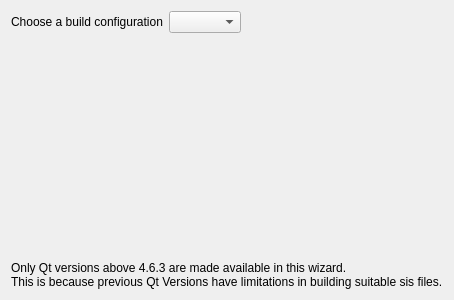
Before: the Qt Designer form src/plugins/qt4projectmanager/qt-s60/s60publishingbuildsettingspageovi.ui in qt-creator/qt-creator, drawn with Qt 5.
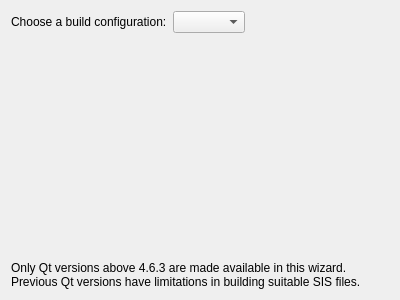
After: the same form once the commit is applied.

Diff of the .ui file:
```diff
--- a/src/plugins/qt4projectmanager/qt-s60/s60publishingbuildsettingspageovi.ui
+++ b/src/plugins/qt4projectmanager/qt-s60/s60publishingbuildsettingspageovi.ui
@@ -17,7 +17,7 @@
    <item row="0" column="0">
     <widget class="QLabel" name="chooseBuildConfigLabel">
      <property name="text">
-      <string>Choose a build configuration</string>
+      <string>Choose a build configuration:</string>
      </property>
     </widget>
    </item>
@@ -41,7 +41,7 @@
     <widget class="QLabel" name="label">
      <property name="text">
       <string>Only Qt versions above 4.6.3 are made available in this wizard.
-This is because previous Qt Versions have limitations in building suitable sis files.</string>
+Previous Qt versions have limitations in building suitable SIS files.</string>
      </property>
     </widget>
    </item>
```
